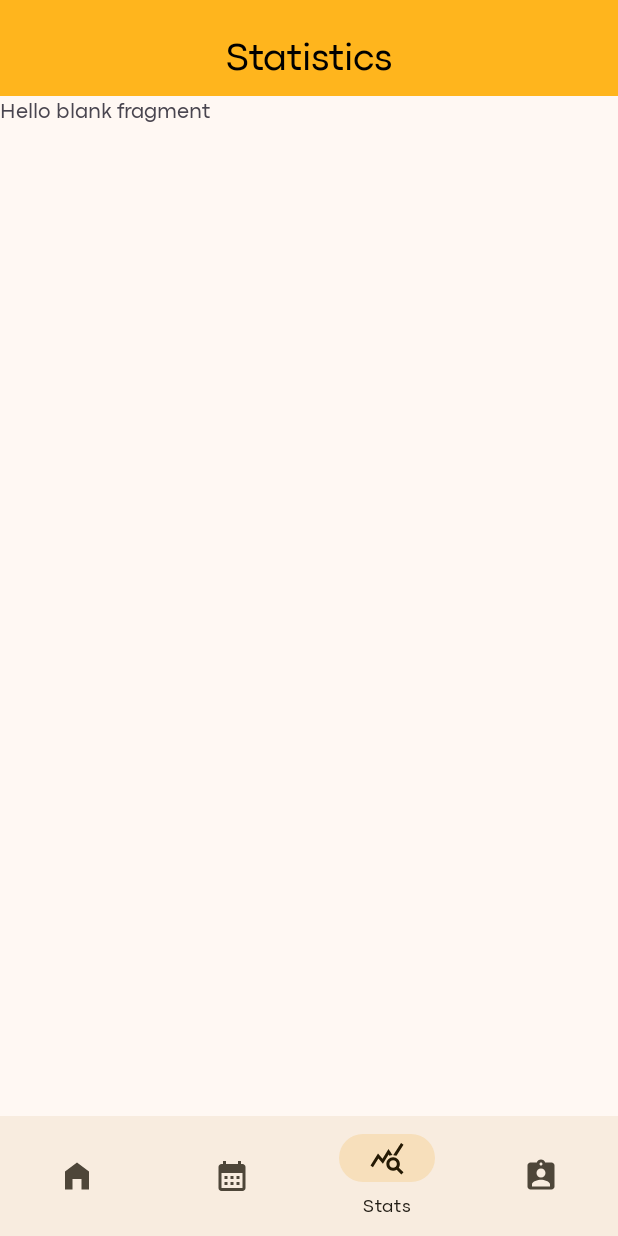
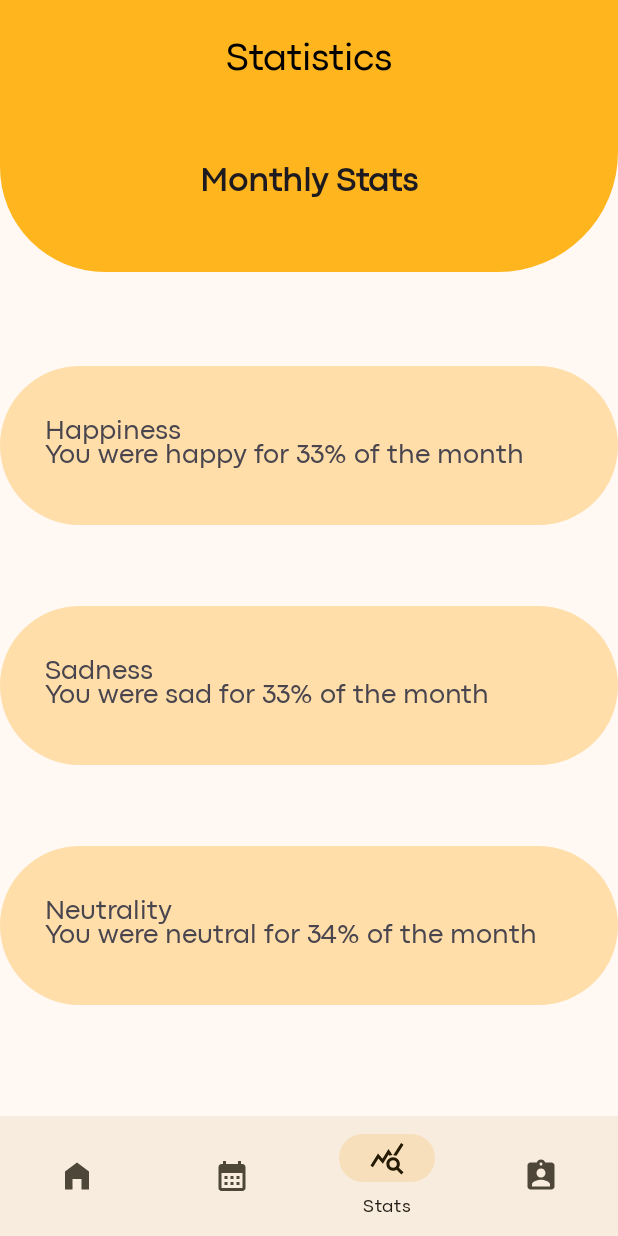
Before and after one commit to mzylfo/Treasure, an Android app: the StatsMonthFragment screen opened through its navigation route, on a phone screen of 412 x 824 dp. Run offline under Robolectric (Android 15) with nearby library versions, the phone set to English and light mode, and no system bars; our stand-ins replace navigation-ui.

Commit message:
Fragment Calendario e Statistiche, prima versione

```diff
--- a/app/src/main/res/drawable/rounded_corners.xml
+++ b/app/src/main/res/drawable/rounded_corners.xml
@@ -1,4 +1,4 @@
 <shape xmlns:android="http://schemas.android.com/apk/res/android">
     <solid android:color="@color/white" />
-    <corners android:topLeftRadius="80dp" android:topRightRadius="80dp" />
+    <corners android:topLeftRadius="70dp" android:topRightRadius="80dp" />
 </shape>
--- a/app/src/main/res/drawable/rounded_corners_below.xml
+++ b/app/src/main/res/drawable/rounded_corners_below.xml
@@ -1,4 +1,4 @@
 <shape xmlns:android="http://schemas.android.com/apk/res/android">
     <solid android:color="@color/yellow_app" />
-    <corners android:bottomLeftRadius="80dp" android:bottomRightRadius="80dp" />
+    <corners android:bottomLeftRadius="70dp" android:bottomRightRadius="80dp" />
 </shape>
--- /dev/null
+++ b/app/src/main/res/drawable/rounded_rectangle.xml
@@ -0,0 +1,4 @@
+<shape xmlns:android="http://schemas.android.com/apk/res/android">
+    <solid android:color="@color/yellow_app"/> <!-- Usa il colore dal tema -->
+    <corners android:radius="70dp"/> <!-- Raggio degli angoli arrotondati -->
+</shape>
--- a/app/src/main/res/layout/fragment_stats_month.xml
+++ b/app/src/main/res/layout/fragment_stats_month.xml
@@ -5,10 +5,47 @@
     android:layout_height="match_parent"
     tools:context=".ui.home.fragment.StatsMonthFragment">
 
-    <!-- TODO: Update blank fragment layout -->
     <TextView
         android:layout_width="match_parent"
-        android:layout_height="match_parent"
-        android:text="@string/hello_blank_fragment" />
+        android:layout_height="wrap_content"
+        android:gravity="center|top"
+        android:layout_marginTop="0dp"
+        android:background="@drawable/rounded_corners_below"
+        android:padding="40dp"
+        android:text="@string/monthly_stats"
+        android:textAlignment="center"
+        android:textAppearance="@style/TextAppearance.AppCompat.Large"
+        android:textStyle="bold" />
+
+    <TextView
+        android:layout_width="match_parent"
+        android:layout_height="wrap_content"
+        android:layout_marginTop="180dp"
+        android:background="@drawable/rounded_corners_fragment"
+        android:text="@string/happiness_you_were_happy_for_33_of_the_month"
+        android:textAppearance="@style/TextAppearance.AppCompat.Medium"
+        android:padding="30dp"
+        android:elegantTextHeight="true"/>
+
+    <TextView
+        android:layout_width="match_parent"
+        android:layout_height="wrap_content"
+        android:layout_marginTop="340dp"
+        android:background="@drawable/rounded_corners_fragment"
+        android:text="@string/sadness_nyou_were_sad_for_33_of_the_month"
+        android:textAppearance="@style/TextAppearance.AppCompat.Medium"
+        android:padding="30dp"
+        android:elegantTextHeight="true"/>
+
+    <TextView
+        android:layout_width="match_parent"
+        android:layout_height="wrap_content"
+        android:layout_marginTop="500dp"
+        android:background="@drawable/rounded_corners_fragment"
+        android:text="@string/neutrality_nyou_were_neutral_for_34_of_the_month"
+        android:textAppearance="@style/TextAppearance.AppCompat.Medium"
+        android:padding="30dp"
+        android:elegantTextHeight="true"/>
+
 
 </FrameLayout>
--- a/app/src/main/res/values/strings.xml
+++ b/app/src/main/res/values/strings.xml
@@ -28,4 +28,12 @@
     <string name="how_are_you_feeling">How are you feeling?</string>
     <string name="next_up">Next up</string>
     <string name="log_out">Log out</string>
+    <string name="monthly_stats">Monthly Stats</string>
+    <string name="happiness_you_were_happy_for_33_of_the_month">Happiness\nYou were happy for 33% of the month</string>
+    <string name="sadness_nyou_were_sad_for_33_of_the_month">Sadness\nYou were sad for 33% of the month</string>
+    <string name="neutrality_nyou_were_neutral_for_34_of_the_month">Neutrality\nYou were neutral for 34% of the month</string>
+    <string name="current_date">Current Date</string>
+    <string name="overall_nin_this_month_you_have_mostly_been_happy_n_67">Overall\nin this month you have mostly been happy.\n 67%</string>
+    <string name="impegni">__Impegni__</string>
+    <string name="click_to_start_typing">Click to start typing ...</string>
 </resources>
```
Also changed, not shown: app/src/main/res/layout/fragment_calendar_month.xml (+36 -4 lines), app/src/main/res/layout/fragment_home_daily.xml (+4 -3 lines), 1 other file.
